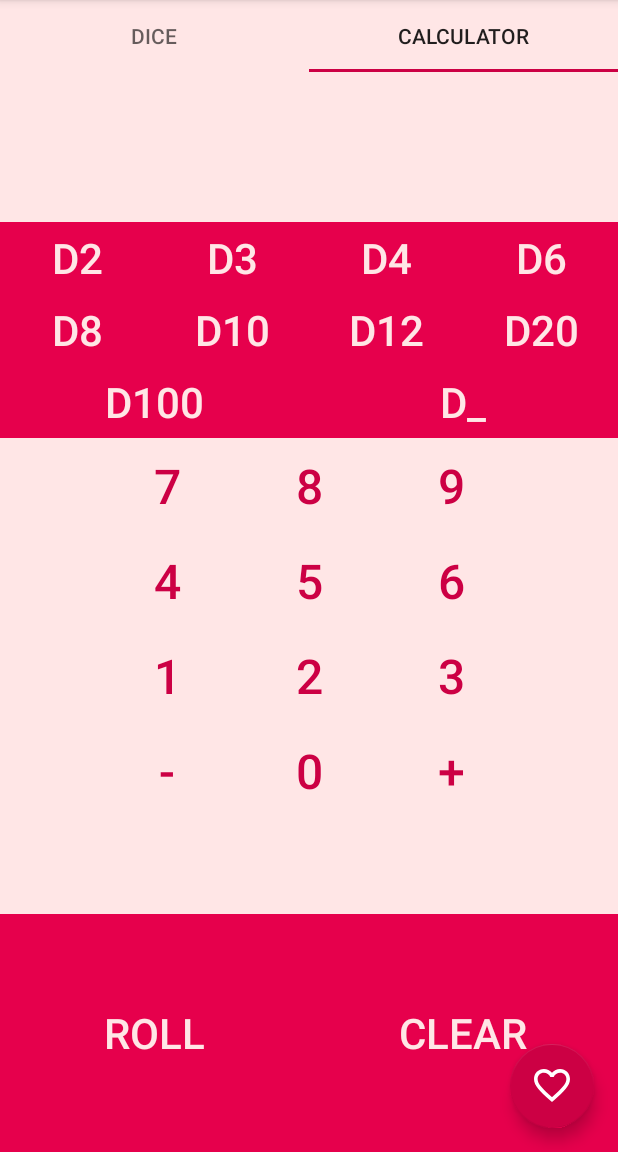
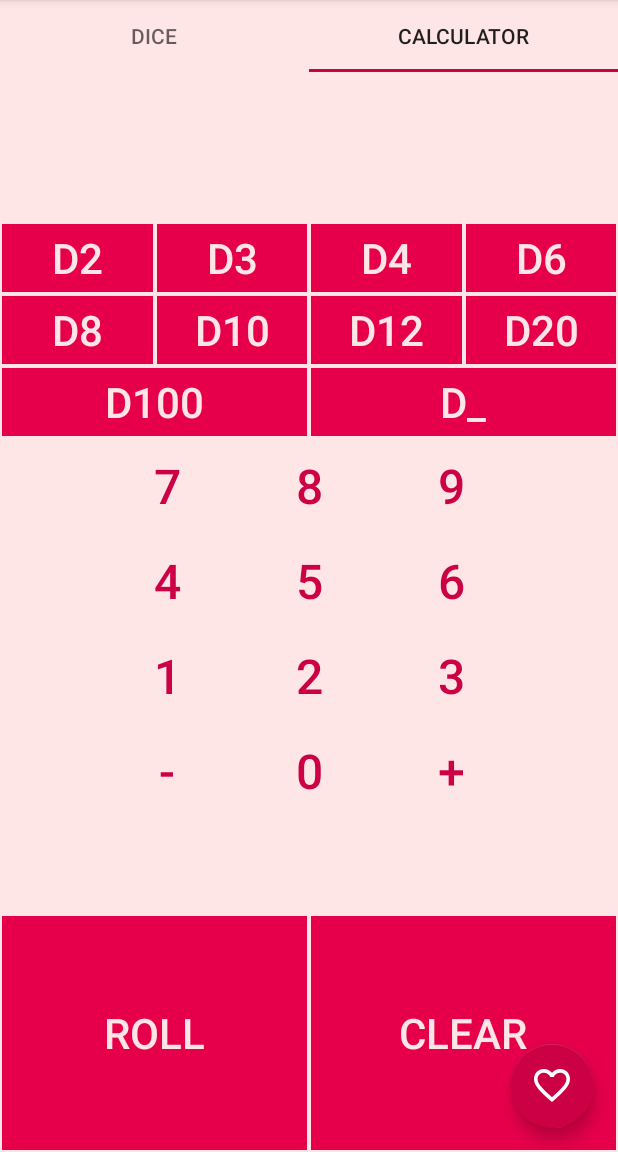
Before and after one commit to 0x65-e/tessera, an Android app: the screen it shows after launch (MainActivity), tab 2 chosen, on a phone screen of 412 x 824 dp, the part 84-1236 px from its top. Run offline under Robolectric (Android 15) with nearby library versions, the phone set to English and light mode, and no system bars.

Commit message:
Added outline on buttons to improve distinguishability

```diff
--- /dev/null
+++ b/app/src/main/res/drawable/button_outline.xml
@@ -0,0 +1,11 @@
+<?xml version="1.0" encoding="utf-8"?>
+<shape xmlns:android="http://schemas.android.com/apk/res/android"
+    android:shape="rectangle" >
+
+    <solid android:color="@color/colorPrimary" />
+
+    <stroke
+        android:width="1dp"
+        android:color="@color/activityBackground" />
+
+</shape>
--- a/app/src/main/res/layout/calculator_fragment.xml
+++ b/app/src/main/res/layout/calculator_fragment.xml
@@ -19,7 +19,7 @@
         android:layout_height="wrap_content"
         android:text="@string/d2"
         android:textSize="@dimen/calc_text_size"
-        android:background="@color/colorPrimary"
+        android:background="@drawable/button_outline"
         android:textColor="@color/activityBackground"
         app:layout_constraintTop_toBottomOf="@id/calc_preview"
         app:layout_constraintStart_toStartOf="parent"
@@ -31,7 +31,7 @@
         android:layout_height="wrap_content"
         android:text="@string/d3"
         android:textSize="@dimen/calc_text_size"
-        android:background="@color/colorPrimary"
+        android:background="@drawable/button_outline"
         android:textColor="@color/activityBackground"
         app:layout_constraintBaseline_toBaselineOf="@id/calc_d2"
         app:layout_constraintStart_toEndOf="@id/calc_d2"
@@ -43,7 +43,7 @@
         android:layout_height="wrap_content"
         android:text="@string/d4"
         android:textSize="@dimen/calc_text_size"
-        android:background="@color/colorPrimary"
+        android:background="@drawable/button_outline"
         android:textColor="@color/activityBackground"
         app:layout_constraintBaseline_toBaselineOf="@id/calc_d2"
         app:layout_constraintStart_toEndOf="@id/calc_d3"
@@ -55,7 +55,7 @@
         android:layout_height="wrap_content"
         android:text="@string/d6"
         android:textSize="@dimen/calc_text_size"
-        android:background="@color/colorPrimary"
+        android:background="@drawable/button_outline"
         android:textColor="@color/activityBackground"
         app:layout_constraintBaseline_toBaselineOf="@id/calc_d2"
         app:layout_constraintStart_toEndOf="@id/calc_d4"
@@ -68,7 +68,7 @@
         android:layout_height="wrap_content"
         android:text="@string/d8"
         android:textSize="@dimen/calc_text_size"
-        android:background="@color/colorPrimary"
+        android:background="@drawable/button_outline"
         android:textColor="@color/activityBackground"
         app:layout_constraintTop_toBottomOf="@id/calc_d2"
         app:layout_constraintStart_toStartOf="parent"
@@ -80,7 +80,7 @@
         android:layout_height="wrap_content"
         android:text="@string/d10"
         android:textSize="@dimen/calc_text_size"
-        android:background="@color/colorPrimary"
+        android:background="@drawable/button_outline"
         android:textColor="@color/activityBackground"
         app:layout_constraintBaseline_toBaselineOf="@id/calc_d8"
         app:layout_constraintStart_toEndOf="@id/calc_d8"
@@ -92,7 +92,7 @@
         android:layout_height="wrap_content"
         android:text="@string/d12"
         android:textSize="@dimen/calc_text_size"
-        android:background="@color/colorPrimary"
+        android:background="@drawable/button_outline"
         android:textColor="@color/activityBackground"
         app:layout_constraintBaseline_toBaselineOf="@id/calc_d8"
         app:layout_constraintStart_toEndOf="@id/calc_d10"
@@ -104,7 +104,7 @@
         android:layout_height="wrap_content"
         android:text="@string/d20"
         android:textSize="@dimen/calc_text_size"
-        android:background="@color/colorPrimary"
+        android:background="@drawable/button_outline"
         android:textColor="@color/activityBackground"
         app:layout_constraintBaseline_toBaselineOf="@id/calc_d8"
         app:layout_constraintStart_toEndOf="@id/calc_d12"
@@ -117,7 +117,7 @@
         android:layout_height="wrap_content"
         android:text="@string/d100"
         android:textSize="@dimen/calc_text_size"
-        android:background="@color/colorPrimary"
+        android:background="@drawable/button_outline"
         android:textColor="@color/activityBackground"
         app:layout_constraintTop_toBottomOf="@id/calc_d8"
         app:layout_constraintStart_toStartOf="parent"
@@ -129,7 +129,7 @@
         android:layout_height="wrap_content"
         android:text="@string/dN"
         android:textSize="@dimen/calc_text_size"
-        android:background="@color/colorPrimary"
+        android:background="@drawable/button_outline"
         android:textColor="@color/activityBackground"
         app:layout_constraintBaseline_toBaselineOf="@id/calc_d100"
         app:layout_constraintStart_toEndOf="@id/calc_d100"
@@ -278,7 +278,7 @@
         style="@style/Widget.AppCompat.Button.Borderless.Colored"
         android:layout_width="0dp"
         android:layout_height="0dp"
-        android:background="@color/colorPrimary"
+        android:background="@drawable/button_outline"
         android:text="@string/roll"
         android:textColor="@color/activityBackground"
         android:textSize="@dimen/calc_text_size"
@@ -294,7 +294,7 @@
         style="@style/Widget.AppCompat.Button.Borderless.Colored"
         android:layout_width="0dp"
         android:layout_height="0dp"
-        android:background="@color/colorPrimary"
+        android:background="@drawable/button_outline"
         android:text="@string/clear"
         android:textColor="@color/activityBackground"
         android:textSize="@dimen/calc_text_size"
```
